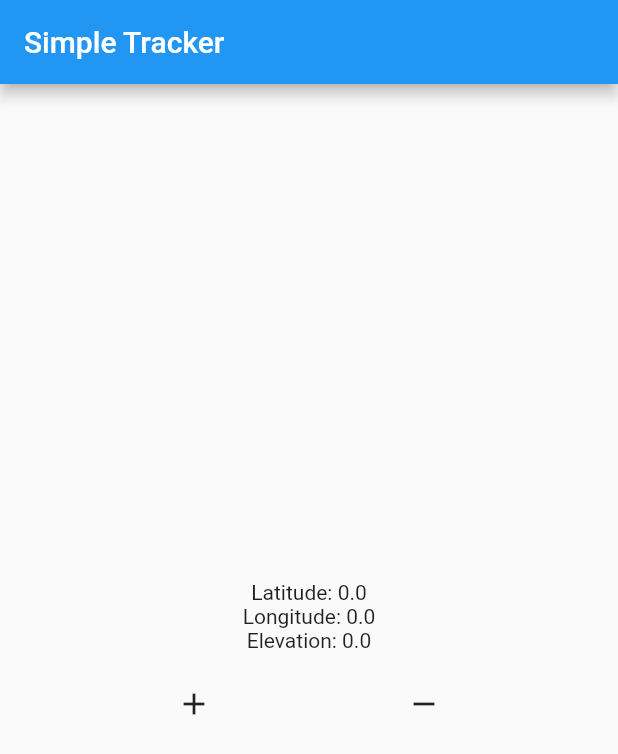
After one commit to ilhamchp/simple_tracker, a Flutter app: the screen it shows after launch, after a tap on the "add" icon, after a tap on the "remove" icon, on a phone screen of 412 x 824 dp. The commit adds this screen. Shown: the top 754 px of the screen. Run offline on Flutter 3.47's test engine with Material 2 defaults, Android fonts, the phone set to English and light mode, and no system bars.

Commit message:
Implement Provider

```diff
--- a/lib/main.dart
+++ b/lib/main.dart
@@ -1,5 +1,6 @@
 import 'package:flutter/material.dart';
 
+import 'views/my_home.dart';
 void main() {
   runApp(MyApp());
 }
@@ -12,28 +13,3 @@ class MyApp extends StatelessWidget {
     );
   }
 }
-
-class MyHome extends StatelessWidget {
-  @override
-  Widget build(BuildContext context) {
-    return Scaffold(
-      appBar: AppBar(title: Text("Simple Tracker"),),
-      body: Column(
-        mainAxisAlignment: MainAxisAlignment.center,
-        children: [
-          Text("Latitude: 0.0", style: TextStyle(fontSize: 14),),
-          Text("Longitude: 0.0", style: TextStyle(fontSize: 14),),
-          Text("Elevation: 0.0", style: TextStyle(fontSize: 14),),
-          SizedBox(height: 10,),
-          Row(
-            mainAxisAlignment: MainAxisAlignment.spaceEvenly,
-            children: [
-              IconButton(icon: Icon(Icons.add), onPressed: (){}),
-              IconButton(icon: Icon(Icons.remove), onPressed: (){})
-            ],
-          )
-        ],
-      ),
-    );
-  }
-}
--- /dev/null
+++ b/lib/models/coordinate.dart
@@ -0,0 +1,8 @@
+class Coordinate{
+  double latitude;
+  double longitude;
+  double elevation;
+
+
+  Coordinate(this.latitude, this.longitude, this.elevation);
+}
--- /dev/null
+++ b/lib/providers/CoordinateProvider.dart
@@ -0,0 +1,22 @@
+import 'package:flutter/material.dart';
+import 'package:simple_tracker/models/coordinate.dart';
+
+class CoordinateProviders with ChangeNotifier{
+  Coordinate _coordinate = Coordinate(0, 0, 0);
+
+  Coordinate get coordinate => _coordinate;
+
+  void increment(){
+    _coordinate.latitude += 1;
+    _coordinate.longitude += 1;
+    _coordinate.elevation += 1;
+    notifyListeners();
+  }
+
+  void decrement(){
+    _coordinate.latitude -= 1;
+    _coordinate.longitude -= 1;
+    _coordinate.elevation -= 1;
+    notifyListeners();
+  }
+}
--- /dev/null
+++ b/lib/views/my_home.dart
@@ -0,0 +1,17 @@
+import 'package:flutter/material.dart';
+import 'package:provider/provider.dart';
+import 'package:simple_tracker/providers/CoordinateProvider.dart';
+import 'package:simple_tracker/widgets/coordinate_widget.dart';
+
+class MyHome extends StatelessWidget {
+  @override
+  Widget build(BuildContext context) {
+    return ChangeNotifierProvider(
+      create: (BuildContext context) => CoordinateProviders(),
+      child: Scaffold(
+        appBar: AppBar(title: Text("Simple Tracker"),),
+        body: CoordinateWidget(),
+      ),
+    );
+  }
+}
--- /dev/null
+++ b/lib/widgets/coordinate_widget.dart
@@ -0,0 +1,35 @@
+import 'package:flutter/material.dart';
+import 'package:provider/provider.dart';
+import 'package:simple_tracker/providers/CoordinateProvider.dart';
+
+class CoordinateWidget extends StatelessWidget {
+  const CoordinateWidget({
+    Key key,
+  }) : super(key: key);
+
+  @override
+  Widget build(BuildContext context) {
+    var provider = Provider.of<CoordinateProviders>(context);
+    var coordinate = provider.coordinate;
+    return Column(
+      mainAxisAlignment: MainAxisAlignment.center,
+      children: [
+        Text("Latitude: ${coordinate.latitude}", style: TextStyle(fontSize: 14),),
+        Text("Longitude: ${coordinate.longitude}", style: TextStyle(fontSize: 14),),
+        Text("Elevation: ${coordinate.elevation}", style: TextStyle(fontSize: 14),),
+        SizedBox(height: 10,),
+        Row(
+          mainAxisAlignment: MainAxisAlignment.spaceEvenly,
+          children: [
+            IconButton(icon: Icon(Icons.add), onPressed: (){
+              provider.increment();
+            }),
+            IconButton(icon: Icon(Icons.remove), onPressed: (){
+              provider.decrement();
+            })
+          ],
+        )
+      ],
+    );
+  }
+}
--- a/pubspec.yaml
+++ b/pubspec.yaml
@@ -24,6 +24,7 @@ dependencies:
   flutter:
     sdk: flutter
 
+  provider: ^4.3.3
 
   # The following adds the Cupertino Icons font to your application.
   # Use with the CupertinoIcons class for iOS style icons.
```
Also changed, not shown: pubspec.lock.
